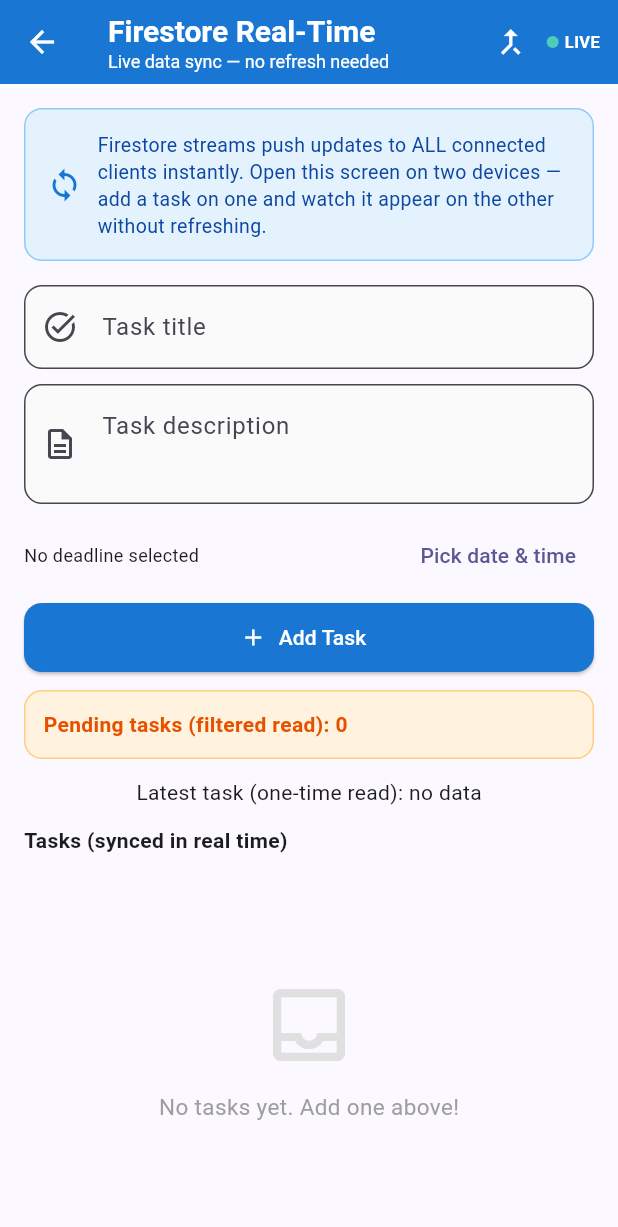
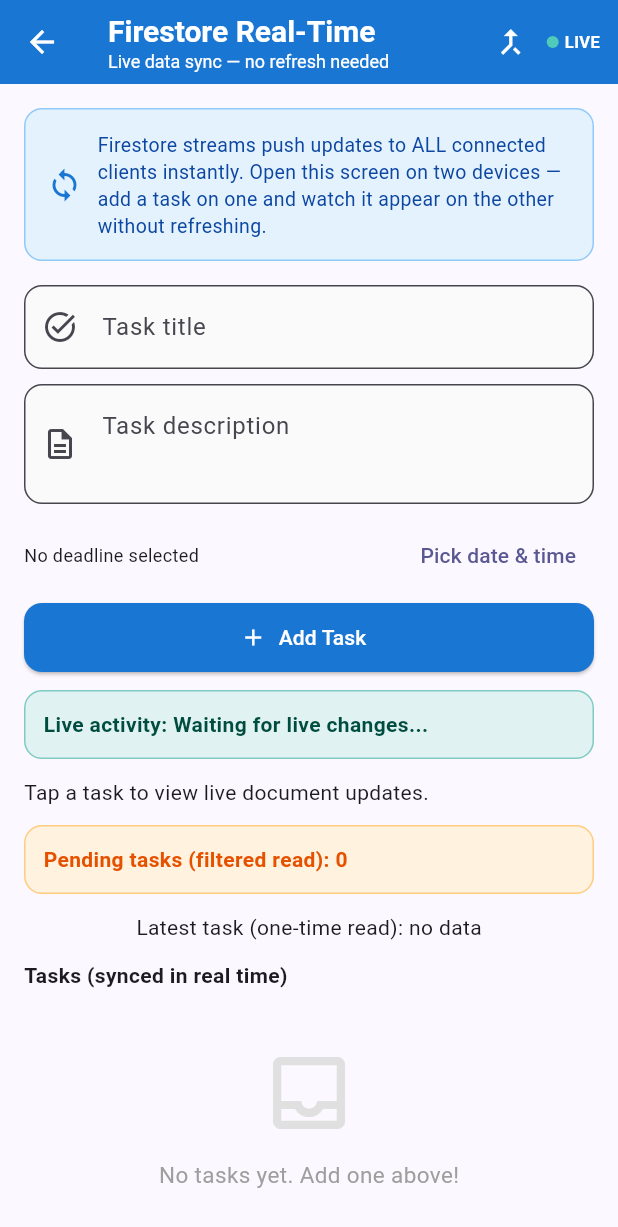
Before and after one commit to kalviumcommunity/S66-0226-T3-Flutter-Firebase-ClassSync, a Flutter app: the FirestoreScreen screen opened directly, on a phone screen of 412 x 824 dp. Shown: the top 1227 px of the screen. Run offline on Flutter 3.47's test engine with Material 3 defaults, Android fonts, the phone set to English and light mode, and no system bars; our stand-ins replace cloud_firestore, firebase_auth, firebase_core, firebase_storage, image_picker; accounts and stored records are empty.

Commit message:
feat(firestore): implemented real-time sync using snapshot listeners

```diff
--- a/lib/screens/firestore_screen.dart
+++ b/lib/screens/firestore_screen.dart
@@ -1,3 +1,5 @@
+import 'dart:async';
+
 import 'package:cloud_firestore/cloud_firestore.dart';
 import 'package:flutter/material.dart';
 import '../services/firestore_service.dart';
@@ -15,12 +17,29 @@
   final _descCtrl = TextEditingController();
   bool _adding = false;
   DateTime? _selectedDeadline;
+  String? _selectedTaskId;
+  String _lastChangeMessage = 'Waiting for live changes...';
+  StreamSubscription<QuerySnapshot>? _taskChangesSub;
   late Future<DocumentSnapshot?> _latestTaskFuture;
 
   @override
   void initState() {
     super.initState();
     _latestTaskFuture = _service.getLatestTaskDocument();
+    _taskChangesSub = _service.getTasks().listen((snapshot) {
+      if (!mounted || snapshot.docChanges.isEmpty) return;
+      final change = snapshot.docChanges.first;
+      final title =
+          (change.doc.data() as Map<String, dynamic>?)?['title'] ?? 'task';
+      final label = switch (change.type) {
+        DocumentChangeType.added => 'Added',
+        DocumentChangeType.modified => 'Updated',
+        DocumentChangeType.removed => 'Removed',
+      };
+      setState(() {
+        _lastChangeMessage = '$label: $title';
+      });
+    });
   }
 
   void _reloadLatestTaskFuture() {
@@ -31,6 +50,7 @@
 
   @override
   void dispose() {
+    _taskChangesSub?.cancel();
     _titleCtrl.dispose();
     _descCtrl.dispose();
     super.dispose();
@@ -412,6 +432,58 @@
 
           Padding(
             padding: const EdgeInsets.symmetric(horizontal: 16),
+            child: Container(
+              width: double.infinity,
+              padding: const EdgeInsets.all(12),
+              decoration: BoxDecoration(
+                color: Colors.teal.shade50,
+                borderRadius: BorderRadius.circular(12),
+                border: Border.all(color: Colors.teal.shade200),
+              ),
+              child: Text(
+                'Live activity: $_lastChangeMessage',
+                style: TextStyle(
+                  color: Colors.teal.shade900,
+                  fontWeight: FontWeight.w600,
+                ),
+              ),
+            ),
+          ),
+
+          const SizedBox(height: 12),
+
+          Padding(
+            padding: const EdgeInsets.symmetric(horizontal: 16),
+            child: _selectedTaskId == null
+                ? const Align(
+                    alignment: Alignment.centerLeft,
+                    child: Text('Tap a task to view live document updates.'),
+                  )
+                : StreamBuilder<DocumentSnapshot>(
+                    stream: _service.watchTaskDocument(_selectedTaskId!),
+                    builder: (context, snapshot) {
+                      if (snapshot.connectionState == ConnectionState.waiting) {
+                        return const LinearProgressIndicator();
+                      }
+                      final data =
+                          snapshot.data?.data() as Map<String, dynamic>?;
+                      if (data == null) {
+                        return const Text('Selected task document not found.');
+                      }
+                      final liveTitle = data['title'] as String? ?? 'Untitled';
+                      final liveDone = data['completed'] as bool? ?? false;
+                      return Text(
+                        'Live document: $liveTitle | completed: $liveDone',
+                        style: const TextStyle(fontSize: 12),
+                      );
+                    },
+                  ),
+          ),
+
+          const SizedBox(height: 12),
+
+          Padding(
+            padding: const EdgeInsets.symmetric(horizontal: 16),
             child: StreamBuilder<QuerySnapshot>(
               stream: _service.getPendingTasks(),
               builder: (context, snapshot) {
@@ -541,6 +613,11 @@
                         borderRadius: BorderRadius.circular(12),
                       ),
                       child: ListTile(
+                        onTap: () {
+                          setState(() {
+                            _selectedTaskId = doc.id;
+                          });
+                        },
                         leading: GestureDetector(
                           onTap: () async {
                             await _service.toggleTask(doc.id, completed);
--- a/lib/services/firestore_service.dart
+++ b/lib/services/firestore_service.dart
@@ -30,6 +30,10 @@
 
   Stream<QuerySnapshot> getTasks() {
     return _tasks.orderBy('createdAt', descending: true).snapshots();
+  }
+
+  Stream<DocumentSnapshot> watchTaskDocument(String taskId) {
+    return _tasks.doc(taskId).snapshots();
   }
 
   Stream<QuerySnapshot> getPendingTasks() {
```
Also changed, not shown: 1 other file.
